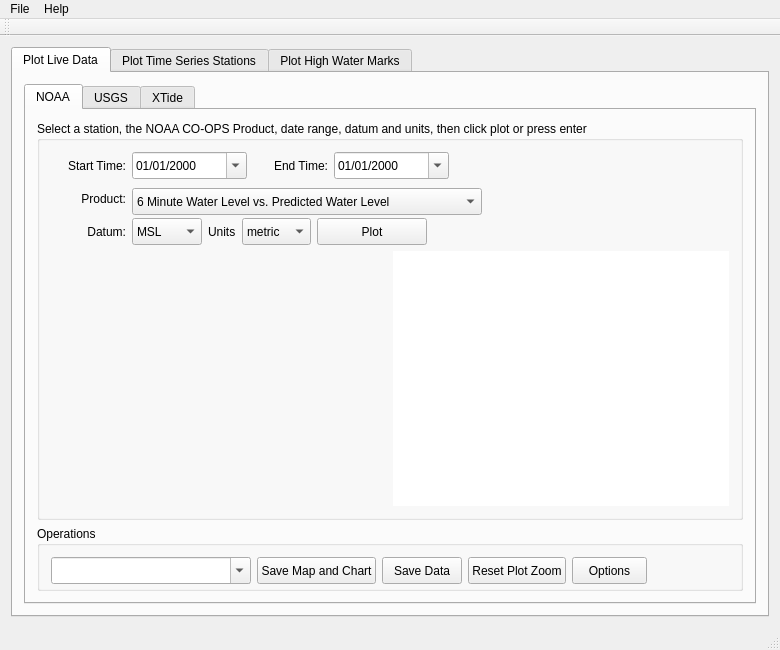
Qt form MetOceanViewer_GUI/ui/mov_window_main.ui (zcobell/MetOceanViewer) before a commit.
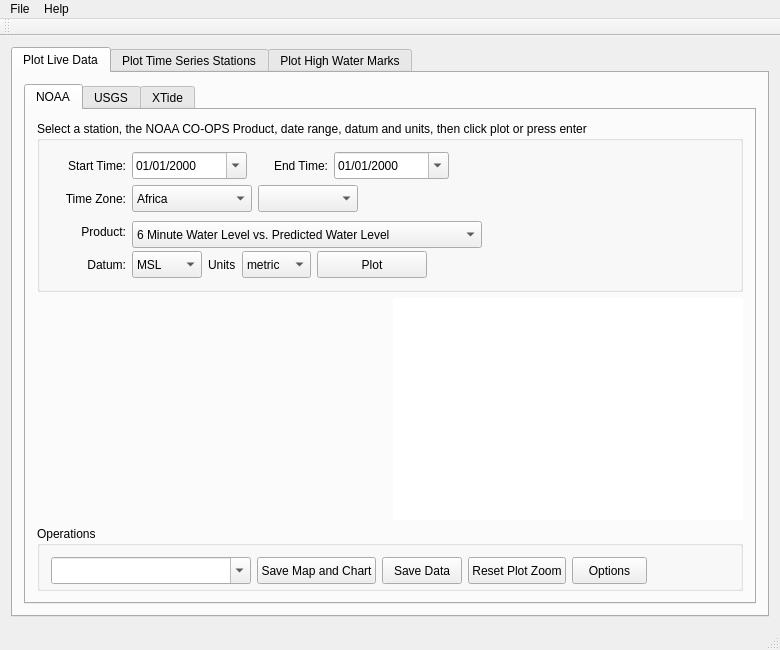
The same form after that commit. Icons and pictures are not drawn. Custom widgets are drawn as their Qt base class.

Commit message: Adding timezone handling to NOAA and USGS interfaces

Patch:
```diff
--- a/MetOceanViewer_GUI/ui/mov_window_main.ui
+++ b/MetOceanViewer_GUI/ui/mov_window_main.ui
@@ -243,6 +243,163 @@
                  </item>
                 </layout>
                </item>
+               <item>
+                <layout class="QHBoxLayout" name="horizontalLayout_42">
+                 <item>
+                  <widget class="QLabel" name="label_noaaTimezone">
+                   <property name="sizePolicy">
+                    <sizepolicy hsizetype="Fixed" vsizetype="Preferred">
+                     <horstretch>0</horstretch>
+                     <verstretch>0</verstretch>
+                    </sizepolicy>
+                   </property>
+                   <property name="minimumSize">
+                    <size>
+                     <width>75</width>
+                     <height>27</height>
+                    </size>
+                   </property>
+                   <property name="maximumSize">
+                    <size>
+                     <width>75</width>
+                     <height>27</height>
+                    </size>
+                   </property>
+                   <property name="text">
+                    <string>Time Zone:</string>
+                   </property>
+                   <property name="alignment">
+                    <set>Qt::AlignRight|Qt::AlignTrailing|Qt::AlignVCenter</set>
+                   </property>
+                  </widget>
+                 </item>
+                 <item>
+                  <widget class="QComboBox" name="combo_noaaTimezoneLocation">
+                   <property name="sizePolicy">
+                    <sizepolicy hsizetype="Fixed" vsizetype="Fixed">
+                     <horstretch>0</horstretch>
+                     <verstretch>0</verstretch>
+                    </sizepolicy>
+                   </property>
+                   <property name="minimumSize">
+                    <size>
+                     <width>120</width>
+                     <height>27</height>
+                    </size>
+                   </property>
+                   <property name="maximumSize">
+                    <size>
+                     <width>120</width>
+                     <height>16777215</height>
+                    </size>
+                   </property>
+                   <property name="currentText">
+                    <string>Africa</string>
+                   </property>
+                   <item>
+                    <property name="text">
+                     <string>Africa</string>
+                    </property>
+                   </item>
+                   <item>
+                    <property name="text">
+                     <string>Antarctica</string>
+                    </property>
+                   </item>
+                   <item>
+                    <property name="text">
+                     <string>Asia</string>
+                    </property>
+                   </item>
+                   <item>
+                    <property name="text">
+                     <string>Atlantic</string>
+                    </property>
+                   </item>
+                   <item>
+                    <property name="text">
+                     <string>Australia</string>
+                    </property>
+                   </item>
+                   <item>
+                    <property name="text">
+                     <string>Caribbean</string>
+                    </property>
+                   </item>
+                   <item>
+                    <property name="text">
+                     <string>Europe</string>
+                    </property>
+                   </item>
+                   <item>
+                    <property name="text">
+                     <string>Indian Ocean</string>
+                    </property>
+                   </item>
+                   <item>
+                    <property name="text">
+                     <string>Military</string>
+                    </property>
+                   </item>
+                   <item>
+                    <property name="text">
+                     <string>North America</string>
+                    </property>
+                   </item>
+                   <item>
+                    <property name="text">
+                     <string>Pacific</string>
+                    </property>
+                   </item>
+                   <item>
+                    <property name="text">
+                     <string>South America</string>
+                    </property>
+                   </item>
+                   <item>
+                    <property name="text">
+                     <string>Worldwide</string>
+                    </property>
+                   </item>
+                  </widget>
+                 </item>
+                 <item>
+                  <widget class="QComboBox" name="combo_noaaTimezone">
+                   <property name="sizePolicy">
+                    <sizepolicy hsizetype="Fixed" vsizetype="Fixed">
+                     <horstretch>0</horstretch>
+                     <verstretch>0</verstretch>
+                    </sizepolicy>
+                   </property>
+                   <property name="minimumSize">
+                    <size>
+                     <width>100</width>
+                     <height>27</height>
+                    </size>
+                   </property>
+                   <property name="maximumSize">
+                    <size>
+                     <width>100</width>
+                     <height>16777215</height>
+                    </size>
+                   </property>
+                  </widget>
+                 </item>
+                 <item>
+                  <spacer name="horizontalSpacer_16">
+                   <property name="orientation">
+                    <enum>Qt::Horizontal</enum>
+                   </property>
+                   <property name="sizeHint" stdset="0">
+                    <size>
+                     <width>40</width>
+                     <height>20</height>
+                    </size>
+                   </property>
+                  </spacer>
+                 </item>
+                </layout>
+               </item>
                <item>
                 <layout class="QHBoxLayout" name="horizontalLayout_12">
                  <item>
@@ -556,44 +713,44 @@
                  </item>
                 </layout>
                </item>
-               <item>
-                <layout class="QHBoxLayout" name="layout_noaagraphics">
-                 <item>
-                  <widget class="MovQWebEngineView" name="noaa_map" native="true">
-                   <property name="sizePolicy">
-                    <sizepolicy hsizetype="Expanding" vsizetype="Expanding">
-                     <horstretch>2</horstretch>
-                     <verstretch>0</verstretch>
-                    </sizepolicy>
-                   </property>
-                   <property name="autoFillBackground">
-                    <bool>false</bool>
-                   </property>
-                   <property name="url" stdset="0">
-                    <url>
-                     <string>qrc:/rsc/html/noaa_maps.html</string>
-                    </url>
-                   </property>
-                  </widget>
-                 </item>
-                 <item>
-                  <widget class="MovQChartView" name="noaa_graphics" native="true">
-                   <property name="sizePolicy">
-                    <sizepolicy hsizetype="Expanding" vsizetype="Expanding">
-                     <horstretch>2</horstretch>
-                     <verstretch>0</verstretch>
-                    </sizepolicy>
-                   </property>
-                   <property name="styleSheet">
-                    <string notr="true">background-color: rgb(255, 255, 255);</string>
-                   </property>
-                  </widget>
-                 </item>
-                </layout>
-               </item>
               </layout>
              </widget>
             </item>
+            <item>
+             <layout class="QHBoxLayout" name="layout_noaagraphics">
+              <item>
+               <widget class="MovQWebEngineView" name="noaa_map" native="true">
+                <property name="sizePolicy">
+                 <sizepolicy hsizetype="Expanding" vsizetype="Expanding">
+                  <horstretch>2</horstretch>
+                  <verstretch>0</verstretch>
+                 </sizepolicy>
+                </property>
+                <property name="autoFillBackground">
+                 <bool>false</bool>
+                </property>
+                <property name="url" stdset="0">
+                 <url>
+                  <string>qrc:/rsc/html/noaa_maps.html</string>
+                 </url>
+                </property>
+               </widget>
+              </item>
+              <item>
+               <widget class="MovQChartView" name="noaa_graphics" native="true">
+                <property name="sizePolicy">
+                 <sizepolicy hsizetype="Expanding" vsizetype="Expanding">
+                  <horstretch>2</horstretch>
+                  <verstretch>0</verstretch>
+                 </sizepolicy>
+                </property>
+                <property name="styleSheet">
+                 <string notr="true">background-color: rgb(255, 255, 255);</string>
+                </property>
+               </widget>
+              </item>
+             </layout>
+            </item>
             <item>
              <widget class="QGroupBox" name="groupBox">
               <property name="minimumSize">
```
Left out of the diff: 158 changed lines with no effect on the pictures. The commit also changes 24 other files.
